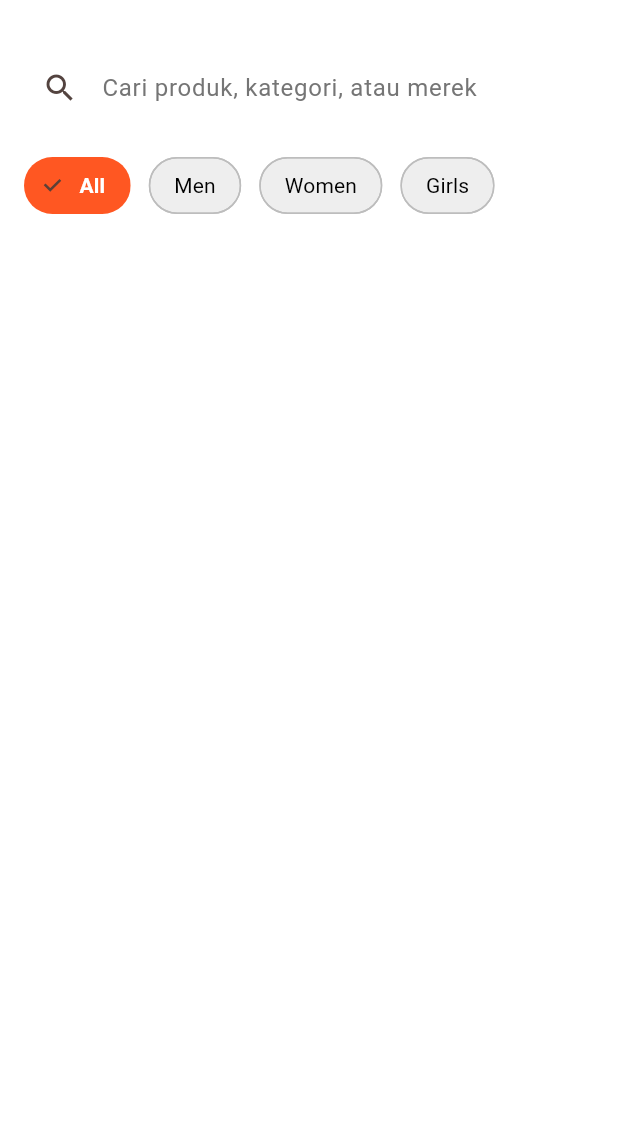
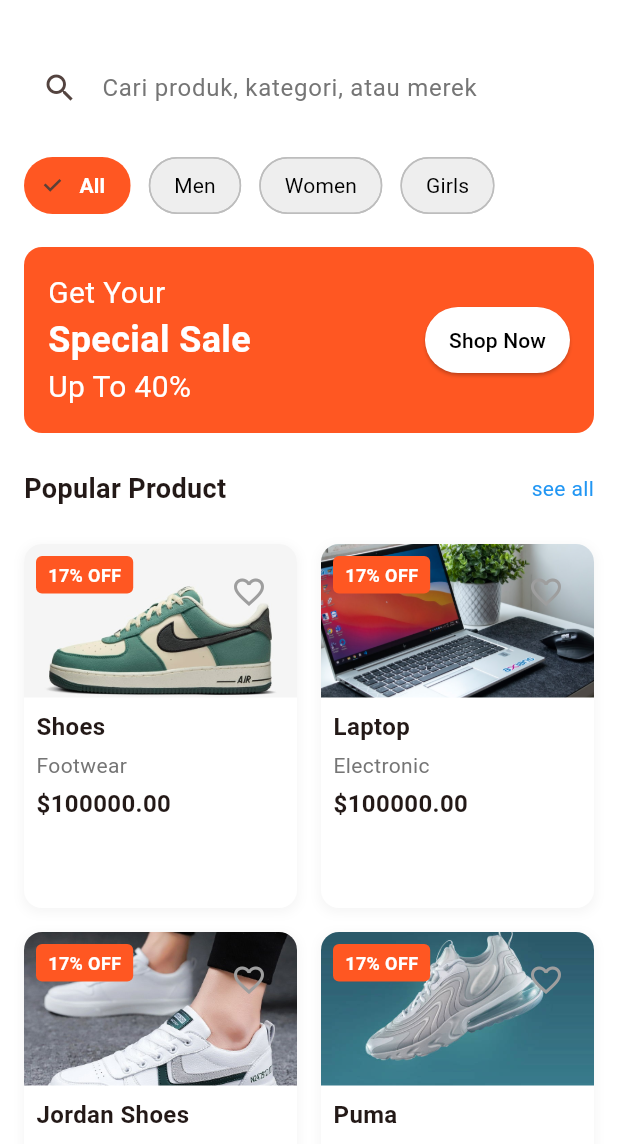
Before and after one commit to tokogagalbangkrut/E-Commerce-By-Bima, a Flutter app: the HomeScreen screen opened directly, on a phone screen of 412 x 824 dp, the part 92-1236 px from its top. Run offline on Flutter 3.47's test engine with Material 3 defaults, Android fonts, the light colour scheme and no system bars; our stand-ins replace get, get_storage, google_fonts; accounts and stored records are empty.

Commit message:
add prod card,filter,sale banner

```diff
--- /dev/null
+++ b/lib/models/product.dart
@@ -0,0 +1,58 @@
+class Product {
+  final String name;
+  final String category;
+  final double price;
+  final double? oldPrice;
+  final String imageUrl;
+  final bool isFavorite;
+  final String description;
+
+  const Product({
+    required this.category,
+    required this.description,
+    required this.imageUrl,
+    required this.name,
+    required this.price,
+    this.oldPrice,
+    this.isFavorite = false,
+  });
+}
+
+final List<Product> products = [
+  const Product(
+    name: 'Shoes',
+    category: 'Footwear',
+    price: 100000,
+    oldPrice: 120000,
+    imageUrl: 'assets/images/shoe.jpg',
+    description: 'ini adalah deskripsi produk',
+    isFavorite: false,
+  ),
+  const Product(
+    name: 'Laptop',
+    category: 'Electronic',
+    price: 100000,
+    oldPrice: 120000,
+    imageUrl: 'assets/images/laptop.jpg',
+    description: 'ini adalah deskripsi produk',
+    isFavorite: false,
+  ),
+  const Product(
+    name: 'Jordan Shoes',
+    category: 'Footwear',
+    price: 100000,
+    oldPrice: 120000,
+    imageUrl: 'assets/images/shoe2.jpg',
+    description: 'ini adalah deskripsi produk',
+    isFavorite: false,
+  ),
+  const Product(
+    name: 'Puma',
+    category: 'Footwear',
+    price: 100000,
+    oldPrice: 120000,
+    imageUrl: 'assets/images/shoes2.jpg',
+    description: 'ini adalah deskripsi produk',
+    isFavorite: false,
+  ),
+];
--- a/lib/view/home_screen.dart
+++ b/lib/view/home_screen.dart
@@ -1,4 +1,6 @@
 import 'package:bimashops/view/widgets/category_chips.dart';
+import 'package:bimashops/view/widgets/product_grid.dart';
+import 'package:bimashops/view/widgets/sale_banner.dart';
 import 'package:flutter/material.dart';
 import 'package:get/get.dart';
 
@@ -46,14 +48,14 @@
                   ),
                   const Spacer(),
                   // notification icon
-                  IconButton(
+                  const IconButton(
                     onPressed: null,
-                    icon: const Icon(Icons.notifications_outlined),
+                    icon: Icon(Icons.notifications_outlined),
                   ),
                   // cart button
-                  IconButton(
+                  const IconButton(
                     onPressed: null,
-                    icon: const Icon(Icons.shopping_cart_outlined),
+                    icon: Icon(Icons.shopping_cart_outlined),
                   ),
                   // Theme Button
                   GetBuilder<ThemeController>(
@@ -74,6 +76,42 @@
 
             // category chip
             const CategoryChips(),
+
+            // sale banner
+            const SaleBanner(),
+
+            // popular product
+            Padding(
+              padding: const EdgeInsets.symmetric(
+                horizontal: 16,
+                vertical: 8,
+              ),
+              child: Row(
+                mainAxisAlignment: MainAxisAlignment.spaceBetween,
+                children: [
+                  const Text(
+                    'Popular Product',
+                    style: TextStyle(
+                      fontSize: 18,
+                      fontWeight: FontWeight.bold,
+                    ),
+                  ),
+                  GestureDetector(
+                    onTap: null,
+                    child: const Text(
+                      'see all',
+                      style: TextStyle(
+                        color: Colors.blue,
+                      ),
+                    ),
+                  ),
+                ],
+              ),
+            ),
+            // product grid
+            Expanded(
+              child: ProductGrid(),
+            ),
           ],
         ),
       ),
--- /dev/null
+++ b/lib/view/widgets/product_card.dart
@@ -0,0 +1,130 @@
+import 'package:bimashops/models/product.dart';
+import 'package:flutter/material.dart';
+
+class ProductCard extends StatelessWidget {
+  final Product product;
+  const ProductCard({super.key, required this.product});
+
+  @override
+  Widget build(BuildContext context) {
+    final screenWidth = MediaQuery.of(context).size.width;
+    final isDark = Theme.of(context).brightness == Brightness.dark;
+
+    return Container(
+      constraints: BoxConstraints(
+        maxWidth: screenWidth * 0.9,
+      ),
+      decoration: BoxDecoration(
+        color: Theme.of(context).cardColor,
+        borderRadius: BorderRadius.circular(12),
+        boxShadow: [
+          BoxShadow(
+            color: isDark ? Colors.black.withValues(alpha: 0.3) : Colors.grey.withValues(alpha: 0.1),
+            spreadRadius: 1,
+            blurRadius: 5,
+            offset: const Offset(0, 2),
+          ),
+        ],
+      ),
+      child: Column(
+        crossAxisAlignment: CrossAxisAlignment.start,
+        children: [
+          Stack(
+            children: [
+              // image
+              AspectRatio(
+                aspectRatio: 16/9,
+                child: ClipRRect(
+                  borderRadius: const BorderRadius.vertical(
+                    top: Radius.circular(12),
+                  ),
+                  child: Image.asset(
+                    product.imageUrl,
+                    width: double.infinity,
+                    fit: BoxFit.cover,
+                  ),
+                ),
+              ),
+              Positioned(
+                right: 8,
+                top: 8,
+                child: IconButton(
+                  icon: Icon(
+                    product.isFavorite ? Icons.favorite : Icons.favorite_border,
+                    color: product.isFavorite ?
+                      Theme.of(context).primaryColor :
+                      isDark ? Colors.grey[400] : Colors.grey,
+                  ),
+                  onPressed: () {},
+                ),
+              ),
+              if (product.oldPrice != null)
+                Positioned(
+                  left: 8,
+                  top: 8,
+                  child: Container(
+                    padding: const EdgeInsets.symmetric(
+                      horizontal: 8,
+                      vertical: 4,
+                    ),
+                    decoration: BoxDecoration(
+                      color: Theme.of(context).primaryColor,
+                      borderRadius: BorderRadius.circular(4),
+                    ),
+                    child: Text(
+                      '${((product.oldPrice! - product.price) / product.oldPrice! * 100).toStringAsFixed(0)}% OFF',
+                      style: const TextStyle(
+                        color: Colors.white,
+                        fontSize: 12,
+                        fontWeight: FontWeight.bold,
+                      ),
+                    ),
+                  ),
+                ),
+            ],
+          ),
+          // product details
+          Padding(
+            padding: EdgeInsets.all(screenWidth * 0.02),
+            child: Column(
+              crossAxisAlignment: CrossAxisAlignment.start,
+              children: [
+                Text(
+                  product.name,
+                  style: TextStyle(
+                    fontSize: 16,
+                    fontWeight: FontWeight.bold,
+                    color: Theme.of(context).textTheme.bodyLarge!.color,
+                  ),
+                  maxLines: 1,
+                  overflow: TextOverflow.ellipsis,
+                ),
+                SizedBox(height: screenWidth * 0.01),
+                Text(
+                  product.category,
+                  style: TextStyle(
+                    fontSize: 14,
+                    color: isDark ? Colors.grey[400] : Colors.grey[600],
+                  ),
+                ),
+                SizedBox(height: screenWidth * 0.01),
+                Row(
+                  children: [
+                    Text(
+                      '\$${product.price.toStringAsFixed(2)}',
+                      style: TextStyle(
+                        fontSize: 16,
+                        fontWeight: FontWeight.bold,
+                        color: Theme.of(context).textTheme.bodyLarge!.color,
+                      ),
+                    ),
+                  ],
+                ),
+              ],
+            ),
+          ),
+        ],
+      ),
+    );
+  }
+}
--- /dev/null
+++ b/lib/view/widgets/product_grid.dart
@@ -0,0 +1,28 @@
+import 'package:bimashops/models/product.dart';
+import 'package:bimashops/view/widgets/product_card.dart';
+import 'package:flutter/material.dart';
+
+class ProductGrid extends StatelessWidget {
+  const ProductGrid({super.key});
+
+  @override
+  Widget build(BuildContext context) {
+    return GridView.builder(
+      padding: const EdgeInsets.all(16),
+      gridDelegate: const SliverGridDelegateWithFixedCrossAxisCount(
+        crossAxisCount: 2,
+        childAspectRatio: 0.75,
+        crossAxisSpacing: 16,
+        mainAxisSpacing: 16,
+      ),
+      itemCount: products.length,
+      itemBuilder: (context, index) {
+        final product = products[index];
+        return GestureDetector(
+          onTap: () {},
+          child: ProductCard(product: product),
+        );
+      },
+    );
+  }
+}
--- /dev/null
+++ b/lib/view/widgets/sale_banner.dart
@@ -0,0 +1,68 @@
+import 'package:flutter/material.dart';
+
+class SaleBanner extends StatelessWidget {
+  const SaleBanner({super.key});
+
+  @override
+  Widget build(BuildContext context) {
+    return Container(
+      margin: const EdgeInsets.all(16),
+      padding: const EdgeInsets.all(16),
+      decoration: BoxDecoration(
+        color: Theme.of(context).primaryColor,
+        borderRadius: BorderRadius.circular(12),
+      ),
+      child: Row(
+        children: [
+          Expanded(
+            child: Column(
+              crossAxisAlignment: CrossAxisAlignment.start,
+              children: [
+                Text(
+                  'Get Your',
+                  style: TextStyle(
+                    fontSize: 20,
+                    color: Colors.white,
+                  ),
+                ),
+                Text(
+                  'Special Sale',
+                  style: TextStyle(
+                    fontSize: 24,
+                    fontWeight: FontWeight.bold,
+                    color: Colors.white,
+                  ),
+                ),
+                Text(
+                  'Up To 40%',
+                  style: TextStyle(
+                    fontSize: 20,
+                    color: Colors.white,
+                  ),
+                ),
+              ],
+            ),
+          ),
+          ElevatedButton(
+            onPressed: () {},
+            style: ElevatedButton.styleFrom(
+              backgroundColor: Colors.white,
+              foregroundColor: Colors.black,
+              padding: const EdgeInsets.symmetric(
+                horizontal: 16,
+                vertical: 12,
+              ),
+            ),
+            child: Text(
+              'Shop Now',
+              style: TextStyle(
+                fontSize: 14,
+                fontWeight: FontWeight.w500,
+              ),
+            ),
+          ),
+        ],
+      ),
+    );
+  }
+}
```
